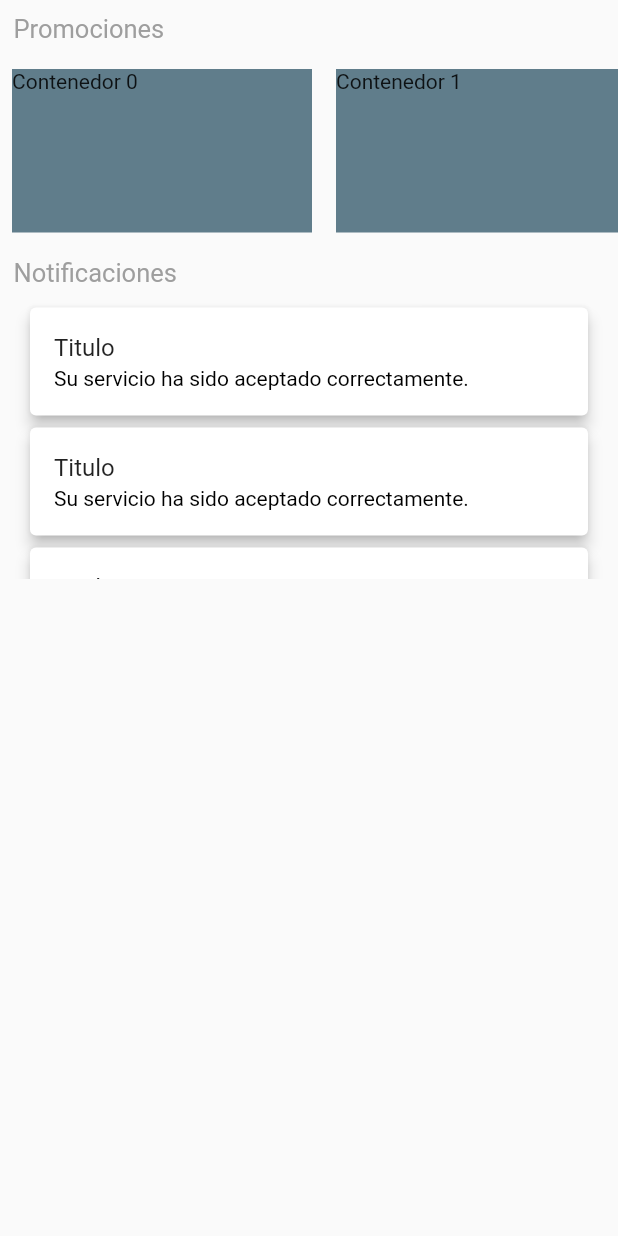
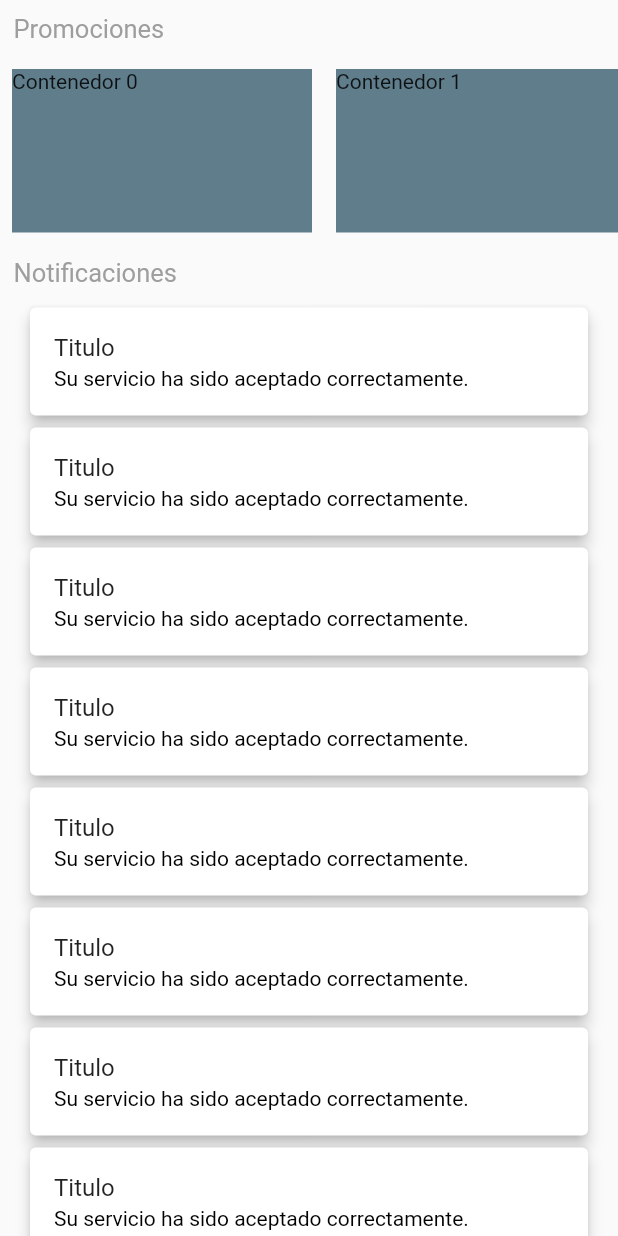
Before and after one commit to BMKeros/car_wash_app, a Flutter app: the ListNotifications screen opened directly, on a phone screen of 412 x 824 dp. Run offline on Flutter 3.47's test engine with Material 2 defaults, Android fonts, the phone set to English and light mode, and no system bars; our stand-ins replace cached_network_image, datetime_picker_formfield, firebase_auth, firebase_database, firebase_messaging, firebase_storage and 2 more; missing offline and left inert: map_view; accounts and stored records are empty; statements that could not run were skipped.

Commit message:
[MOD]: - Quitada la vista splash, correcion estetica en las notificaciones y agregado el campo descripcion al crear el servicio.

```diff
--- a/lib/main.dart
+++ b/lib/main.dart
@@ -3,6 +3,7 @@ import 'package:map_view/map_view.dart';
 import 'package:panelmex_app/routes.dart';
 import 'package:panelmex_app/config/config.dart';
 import 'package:panelmex_app/screens/splash.dart';
+import 'package:panelmex_app/screens/login.dart';
 
 void main() {
   MapView.setApiKey(APIKEY);
@@ -13,7 +14,7 @@ class MyApp extends StatelessWidget {
   @override
   Widget build(BuildContext context) {
     return MaterialApp(
-      home: SplashScreen(),
+      home: LoginScreen(),
       debugShowCheckedModeBanner: false,
       theme: ThemeData(
         primarySwatch: Colors.blue,
--- a/lib/models/service.dart
+++ b/lib/models/service.dart
@@ -5,6 +5,7 @@ class Service {
   String _type;
   String _date;
   String _time;
+  String _address;
   String _uid;
   String _status;
   String _created_date;
@@ -20,6 +21,7 @@ class Service {
       this._type,
       this._date,
       this._time,
+      this._address,
       this._status,
       this._created_date,
       this._static_map_uri,
@@ -38,6 +40,8 @@ class Service {
   String get time => _time;
 
   String get parseTime => timeTo12HrFormat(_time);
+
+  String get address => _address;
 
   String get uid => _uid;
 
@@ -65,6 +69,7 @@ class Service {
     _type = snapshot.value['type'];
     _date = snapshot.value['date'];
     _time = snapshot.value['time'];
+    _address = snapshot.value['address'];
     _status = snapshot.value['status'];
     _created_date = snapshot.value['created_date'];
     _static_map_uri = snapshot.value['static_map_uri'];
--- a/lib/screens/client/list_notifications.dart
+++ b/lib/screens/client/list_notifications.dart
@@ -59,8 +59,7 @@ class ListNotificationsState extends State<ListNotifications> {
               ),
             ),
           ),
-          Container(
-            height: 185,
+          Expanded(
             child: ListView.builder(
               itemCount: 10,
               itemBuilder: (BuildContext ctx, int index) => Column (
--- a/lib/screens/splash.dart
+++ b/lib/screens/splash.dart
@@ -70,7 +70,10 @@ class _SplashScreenState extends State<SplashScreen> {
             ],
           )
         ],
-      ) : LoginScreen()
+      ) : loginScreen()
     );
   }
 }
+Widget loginScreen() {
+  return LoginScreen();
+}
```
Also changed, not shown: lib/screens/client/new_service.dart (+7 -0 lines).
